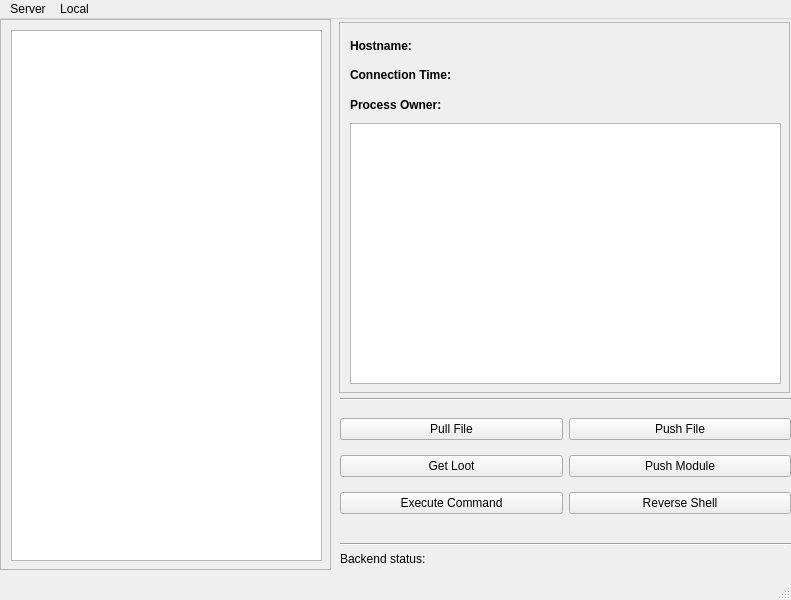
The window that python/ui/main_window.ui (A14m0/Command-Control_Fiddling) describes before a commit, drawn with Qt 5.
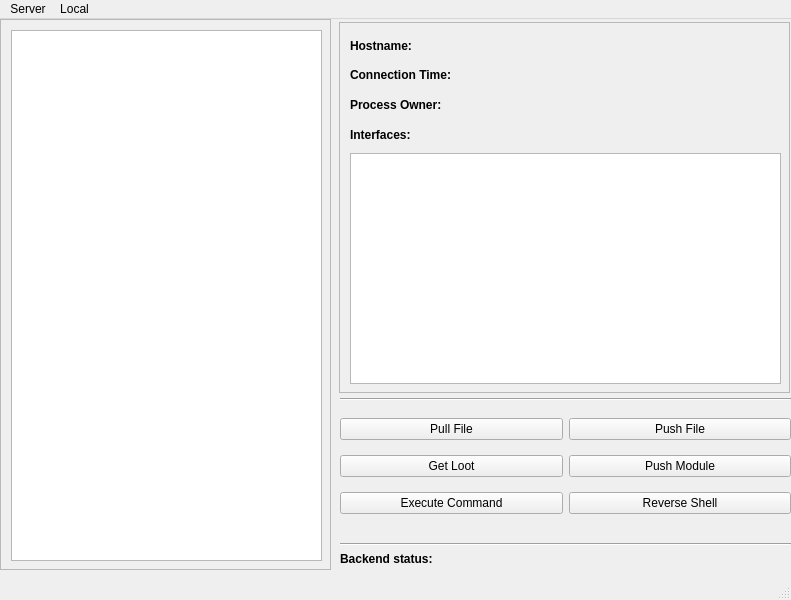
The same window after the commit.

The edit to the form file:
```diff
--- a/python/ui/main_window.ui
+++ b/python/ui/main_window.ui
@@ -138,10 +138,16 @@
      <rect>
       <x>340</x>
       <y>530</y>
-      <width>449</width>
+      <width>111</width>
       <height>20</height>
      </rect>
     </property>
+    <property name="font">
+     <font>
+      <weight>75</weight>
+      <bold>true</bold>
+     </font>
+    </property>
     <property name="text">
      <string>Backend status: </string>
     </property>
@@ -285,12 +291,34 @@
       <property name="geometry">
        <rect>
         <x>10</x>
-        <y>100</y>
+        <y>130</y>
         <width>431</width>
-        <height>261</height>
+        <height>231</height>
        </rect>
       </property>
      </widget>
+     <widget class="QLabel" name="InterfacesLabel">
+      <property name="geometry">
+       <rect>
+        <x>10</x>
+        <y>100</y>
+        <width>111</width>
+        <height>25</height>
+       </rect>
+      </property>
+      <property name="font">
+       <font>
+        <weight>75</weight>
+        <bold>true</bold>
+       </font>
+      </property>
+      <property name="text">
+       <string>Interfaces:</string>
+      </property>
+      <property name="textFormat">
+       <enum>Qt::RichText</enum>
+      </property>
+     </widget>
     </widget>
    </widget>
   </widget>
```
Left out of the diff: 21 changed lines with no effect on the pictures.
